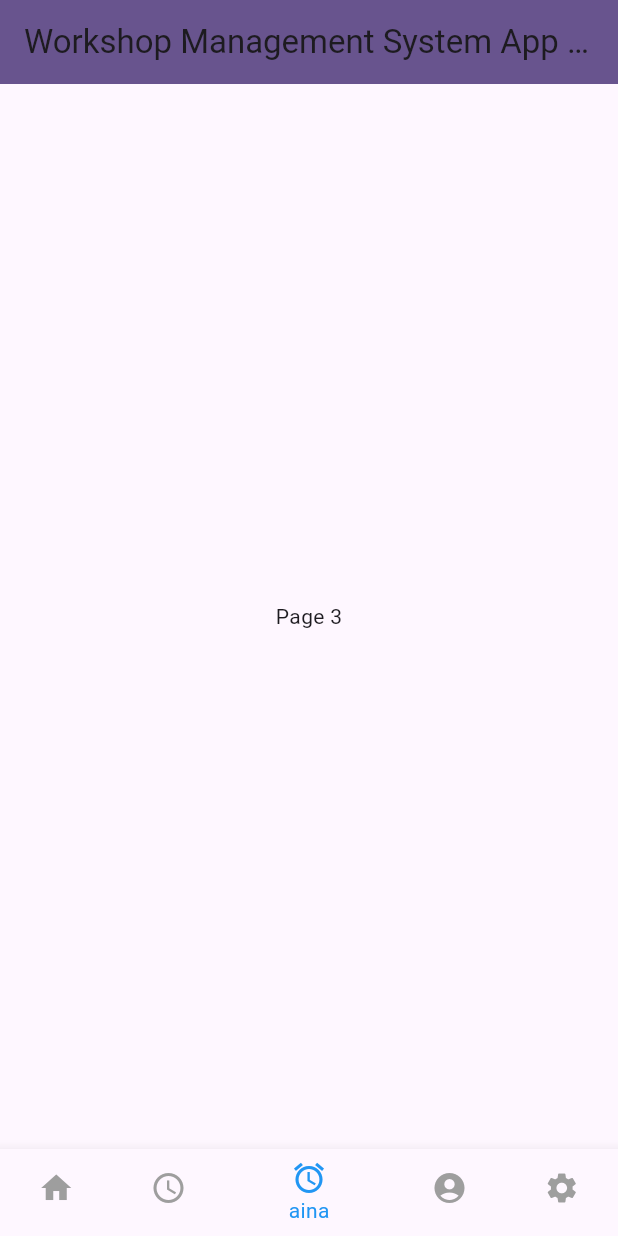
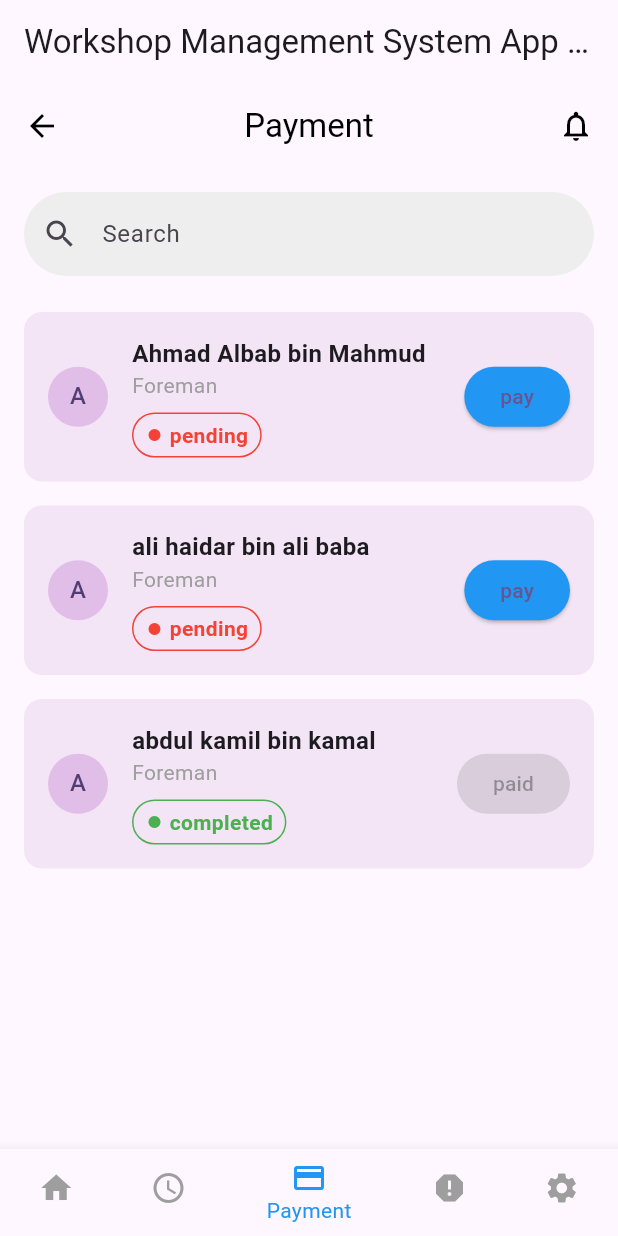
Before and after one commit to IzzatHaikal0/Workshop-Management-System-WMS-Group-7, a Flutter app: the screen it shows after launch, item 3 of the bottom bar chosen, on a phone screen of 412 x 824 dp. Run offline on Flutter 3.47's test engine with Material 3 defaults, Android fonts, the light colour scheme and no system bars.

Commit message:
payment edit

```diff
--- /dev/null
+++ b/lib/Screens/ManagePayment/ListOfPayment.dart
@@ -0,0 +1,169 @@
+import 'package:flutter/material.dart';
+import 'package:workshop_management_system/Screens/ManagePayment/PaymentProcessPage.dart';
+
+
+class ListOfPayment extends StatelessWidget {
+  const ListOfPayment({super.key});
+
+  @override
+  Widget build(BuildContext context) {
+    final List<Map<String, dynamic>> payments = [
+      {
+        'name': 'Ahmad Albab bin Mahmud',
+        'role': 'Foreman',
+        'status': 'Pending',
+        'isPaid': false
+      },
+      {
+        'name': 'ali haidar bin ali baba',
+        'role': 'Foreman',
+        'status': 'Pending',
+        'isPaid': false
+      },
+      {
+        'name': 'abdul kamil bin kamal',
+        'role': 'Foreman',
+        'status': 'Completed',
+        'isPaid': true
+      },
+    ];
+
+    return Scaffold(
+      appBar: AppBar(
+        leading: const BackButton(color: Colors.black),
+        title: const Text('Payment', style: TextStyle(color: Colors.black)),
+        centerTitle: true,
+        backgroundColor: Colors.transparent,
+        elevation: 0,
+        actions: const [
+          Padding(
+            padding: EdgeInsets.only(right: 16.0),
+            child: Icon(Icons.notifications_none, color: Colors.black),
+          ),
+        ],
+      ),
+      body: Column(
+        children: [
+          Padding(
+            padding: const EdgeInsets.all(16.0),
+            child: TextField(
+              decoration: InputDecoration(
+                hintText: 'Search',
+                prefixIcon: const Icon(Icons.search),
+                border: OutlineInputBorder(
+                  borderRadius: BorderRadius.circular(30.0),
+                  borderSide: BorderSide.none,
+                ),
+                fillColor: Colors.grey.shade200,
+                filled: true,
+              ),
+            ),
+          ),
+          Expanded(
+            child: ListView.builder(
+              itemCount: payments.length,
+              itemBuilder: (context, index) {
+                final payment = payments[index];
+                return Padding(
+                  padding: const EdgeInsets.symmetric(horizontal: 16.0, vertical: 8.0),
+                  child: Container(
+                    padding: const EdgeInsets.all(16.0),
+                    decoration: BoxDecoration(
+                      color: Colors.purple.shade50,
+                      borderRadius: BorderRadius.circular(12),
+                    ),
+                    child: Row(
+                      children: [
+                        CircleAvatar(
+                          backgroundColor: Colors.purple.shade100,
+                          child: Text(payment['name'][0].toUpperCase()),
+                        ),
+                        const SizedBox(width: 16),
+                        Expanded(
+                          child: Column(
+                            crossAxisAlignment: CrossAxisAlignment.start,
+                            children: [
+                              Text(
+                                payment['name'],
+                                style: const TextStyle(
+                                  fontWeight: FontWeight.bold,
+                                  fontSize: 16,
+                                ),
+                              ),
+                              Text(
+                                payment['role'],
+                                style: const TextStyle(color: Colors.grey),
+                              ),
+                              const SizedBox(height: 8),
+                              Container(
+                                padding: const EdgeInsets.symmetric(horizontal: 8, vertical: 4),
+                                decoration: BoxDecoration(
+                                  border: Border.all(
+                                    color: payment['status'] == 'Pending'
+                                        ? Colors.red
+                                        : Colors.green,
+                                  ),
+                                  borderRadius: BorderRadius.circular(30),
+                                ),
+                                child: Row(
+                                  mainAxisSize: MainAxisSize.min,
+                                  children: [
+                                    Icon(
+                                      Icons.fiber_manual_record,
+                                      size: 12,
+                                      color: payment['status'] == 'Pending'
+                                          ? Colors.red
+                                          : Colors.green,
+                                    ),
+                                    const SizedBox(width: 4),
+                                    Text(
+                                      payment['status'].toLowerCase(),
+                                      style: TextStyle(
+                                        color: payment['status'] == 'Pending'
+                                            ? Colors.red
+                                            : Colors.green,
+                                        fontWeight: FontWeight.bold,
+                                      ),
+                                    ),
+                                  ],
+                                ),
+                              ),
+                            ],
+                          ),
+                        ),
+                       ElevatedButton(
+  onPressed: payment['isPaid']
+      ? null
+      : () {
+          Navigator.push(
+            context,
+            MaterialPageRoute(
+              builder: (context) => PaymentProcessPage(
+                name: payment['name'],
+                workingHours: 8, // example: you can make this dynamic later
+                ratePerHour: 10.0, // example rate, can be from payment data
+              ),
+            ),
+          );
+        },
+  style: ElevatedButton.styleFrom(
+    backgroundColor: payment['isPaid'] ? Colors.grey : Colors.blue,
+    shape: RoundedRectangleBorder(
+      borderRadius: BorderRadius.circular(20),
+    ),
+  ),
+  child: Text(payment['isPaid'] ? 'paid' : 'pay'),
+),
+
+                      ],
+                    ),
+                  ),
+                );
+              },
+            ),
+          ),
+        ],
+      ),
+    );
+  }
+}
--- a/lib/main.dart
+++ b/lib/main.dart
@@ -1,5 +1,7 @@
 import 'package:flutter/material.dart';
 import 'package:workshop_management_system/Screens/ManageForemanSchedule/ListSchedulePage.dart';
+import 'package:workshop_management_system/Screens/ManagePayment/ListOfPayment.dart';
+import 'package:workshop_management_system/Screens/ManageReport/ForemanReportPage.dart';
 
 void main() {
   runApp(const MyApp());
@@ -8,11 +10,10 @@ void main() {
 class MyApp extends StatelessWidget {
   const MyApp({super.key});
 
-  // This widget is the root of your application.
   @override
   Widget build(BuildContext context) {
     return MaterialApp(
-      title: 'Workshop Management Sytstem App',
+      title: 'Workshop Management System App',
       theme: ThemeData(
         colorScheme: ColorScheme.fromSeed(seedColor: Colors.deepPurple),
         useMaterial3: true,
@@ -24,16 +25,6 @@ class MyApp extends StatelessWidget {
 
 class MyHomePage extends StatefulWidget {
   const MyHomePage({super.key, required this.title});
-
-  // This widget is the home page of your application. It is stateful, meaning
-  // that it has a State object (defined below) that contains fields that affect
-  // how it looks.
-
-  // This class is the configuration for the state. It holds the values (in this
-  // case the title) provided by the parent (in this case the App widget) and
-  // used by the build method of the State. Fields in a Widget subclass are
-  // always marked "final".
-
   final String title;
 
   @override
@@ -43,13 +34,12 @@ class MyHomePage extends StatefulWidget {
 class _MyHomePageState extends State<MyHomePage> {
   int _selectedIndex = 0;
 
-  //navigation pages
   final List<Widget> _pages = [
-    const Center(child: Text('Home Page')), // Home page
-    const SchedulePage(), // Navigate to SchedulePage
-    const Center(child: Text('Page 3')), // Placeholder for Page 3
-    const Center(child: Text('Page 4')), // Placeholder for Page 4
-    const Center(child: Text('Page 5')), // Placeholder for Page 5
+    const Center(child: Text('Home Page')),
+    const SchedulePage(),
+    const ListOfPayment(),
+    const ForemanReportPage(),
+    const Center(child: Text('Settings')), // Placeholder
   ];
 
   void _onItemTapped(int index) {
@@ -62,39 +52,20 @@ class _MyHomePageState extends State<MyHomePage> {
   Widget build(BuildContext context) {
     return Scaffold(
       appBar: AppBar(
-        backgroundColor: Theme.of(context).colorScheme.primary,
         title: Text(widget.title),
       ),
-      body: _pages[_selectedIndex], // Display the selected page
-
+      body: _pages[_selectedIndex],
       bottomNavigationBar: BottomNavigationBar(
-        backgroundColor: Colors.blue,
+        currentIndex: _selectedIndex,
+        onTap: _onItemTapped,
         selectedItemColor: Colors.blue,
-        unselectedItemColor: Colors.grey, // Unselected item color
-        currentIndex:
-            _selectedIndex, // Set the current tab based on _selectedIndex
-        onTap: _onItemTapped, // Handle tab selection
-        items: const <BottomNavigationBarItem>[
-          BottomNavigationBarItem(
-            icon: Icon(Icons.home),
-            label: 'Home',
-          ),
-          BottomNavigationBarItem(
-            icon: Icon(Icons.schedule),
-            label: 'Schedule',
-          ),
-          BottomNavigationBarItem(
-            icon: Icon(Icons.access_alarm),
-            label: 'aina',
-          ),
-          BottomNavigationBarItem(
-            icon: Icon(Icons.account_circle),
-            label: 'aimar',
-          ),
-          BottomNavigationBarItem(
-            icon: Icon(Icons.settings),
-            label: 'resya',
-          ),
+        unselectedItemColor: Colors.grey,
+        items: const [
+          BottomNavigationBarItem(icon: Icon(Icons.home), label: 'Home'),
+          BottomNavigationBarItem(icon: Icon(Icons.schedule), label: 'Schedule'),
+          BottomNavigationBarItem(icon: Icon(Icons.payment), label: 'Payment'),
+          BottomNavigationBarItem(icon: Icon(Icons.report), label: 'Report'),
+          BottomNavigationBarItem(icon: Icon(Icons.settings), label: 'Settings'),
         ],
       ),
     );
```
Also changed, not shown: lib/Screens/ManagePayment/PaymentProcessPage.dart (added, +103 -0 lines), lib/Screens/ManageReport/ForemanReportPage.dart (added, +103 -0 lines), lib/Screens/ManagePayment/PaymentCompletePage.dart (added), pubspec.lock.
